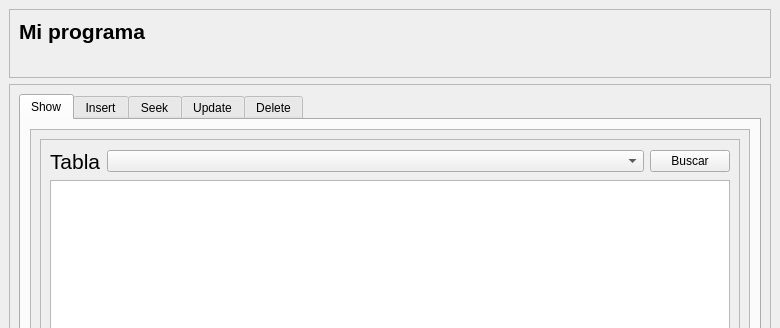
This is CRUD_GUI/myGUI.ui in Colima-97/Automatas2 as Qt 5 draws it before an edit; both pictures show x 0 to 780 and y 0 to 328 of the 780 by 612 pixel window. The edited form follows.
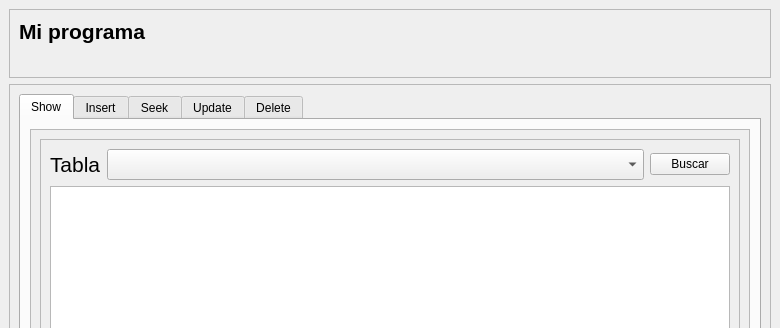
This is the edited form. The open tabs and pages were chosen to show the change.

Commit message: Modified the methods in order to let the ComboBox show all the tables from my Database

Patch:
```diff
--- a/CRUD_GUI/myGUI.ui
+++ b/CRUD_GUI/myGUI.ui
@@ -106,8 +106,8 @@
                <rect>
                 <x>0</x>
                 <y>0</y>
-                <width>716</width>
-                <height>432</height>
+                <width>734</width>
+                <height>475</height>
                </rect>
               </property>
               <layout class="QGridLayout" name="gridLayout_8">
@@ -150,6 +150,13 @@
                         <verstretch>0</verstretch>
                        </sizepolicy>
                       </property>
+                      <property name="font">
+                       <font>
+                        <pointsize>14</pointsize>
+                        <weight>50</weight>
+                        <bold>false</bold>
+                       </font>
+                      </property>
                       <property name="currentText">
                        <string/>
                       </property>
```
Left out of the diff: 7 changed lines with no effect on the pictures. The commit also changes 2 other files.
